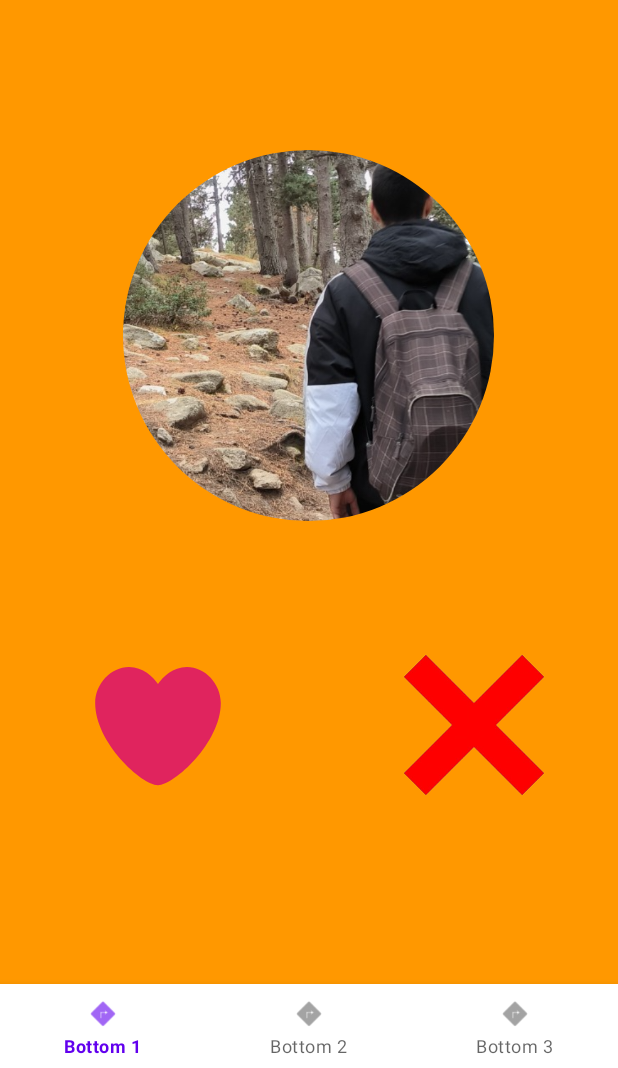
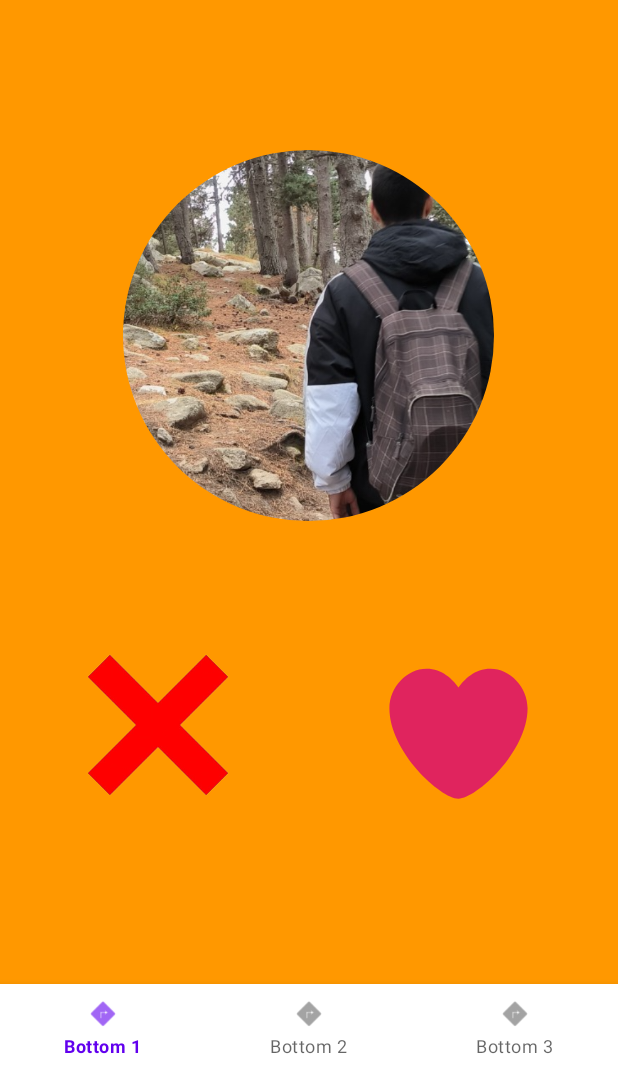
Before and after one commit to biellop/EncuentraTuMediaNaranja, an Android app: the fragment homeFragment shown on its own in the app's theme, on a phone screen of 412 x 824 dp, the part 168-1236 px from its top. Run offline under Robolectric (Android 15) with nearby library versions, the phone set to English and light mode, and no system bars; our stand-ins replace CircleImageView.

Commit message:
swipes hecho

```diff
--- a/app/src/main/res/layout/fragment_home.xml
+++ b/app/src/main/res/layout/fragment_home.xml
@@ -34,14 +34,14 @@
             <ImageButton
                 android:layout_width="100dp"
                 android:layout_height="100dp"
-                android:background="@drawable/like_on"
+                android:background="@drawable/ic_cruz"
                 android:layout_marginHorizontal="55dp"/>
 
             <ImageButton
-                android:layout_width="100dp"
-                android:layout_height="100dp"
-                android:background="@drawable/ic_cruz"
-                android:layout_marginHorizontal="55dp"/>
+                android:layout_width="110dp"
+                android:layout_height="110dp"
+                android:background="@drawable/like_on"
+                android:layout_marginHorizontal="40dp"/>
 
         </LinearLayout>
     </LinearLayout>
```
